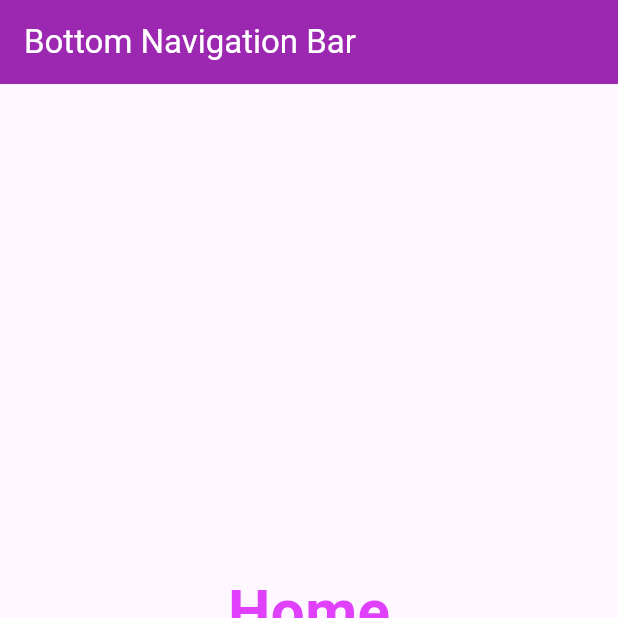
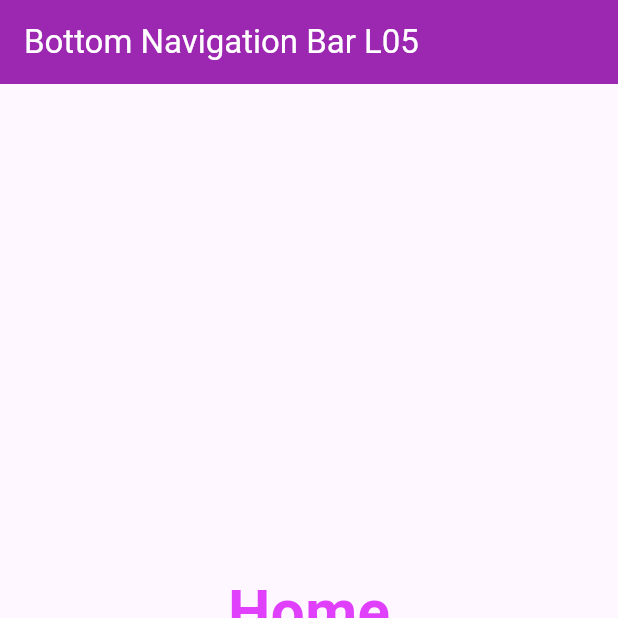
Before and after one commit to Snicco05/TMA3084_G02_106420_Lab05_Lesson07, a Flutter app: the screen it shows after launch, on a phone screen of 412 x 824 dp, the top half of it. Run offline on Flutter 3.47's test engine with Material 3 defaults, Android fonts, the phone set to English and light mode, and no system bars.

Commit message:
AppBar title in main updated

```diff
--- a/bottom_navigation_bar_lab/lib/main.dart
+++ b/bottom_navigation_bar_lab/lib/main.dart
@@ -41,7 +41,7 @@ class _BottomNavLabState extends State<BottomNavLab>{
   Widget build(BuildContext context){
     return Scaffold(
       appBar: AppBar(
-        title: const Text('Bottom Navigation Bar'),
+        title: const Text('Bottom Navigation Bar L05'),
         backgroundColor: Colors.purple,
         foregroundColor: Colors.white,
       ),
```
